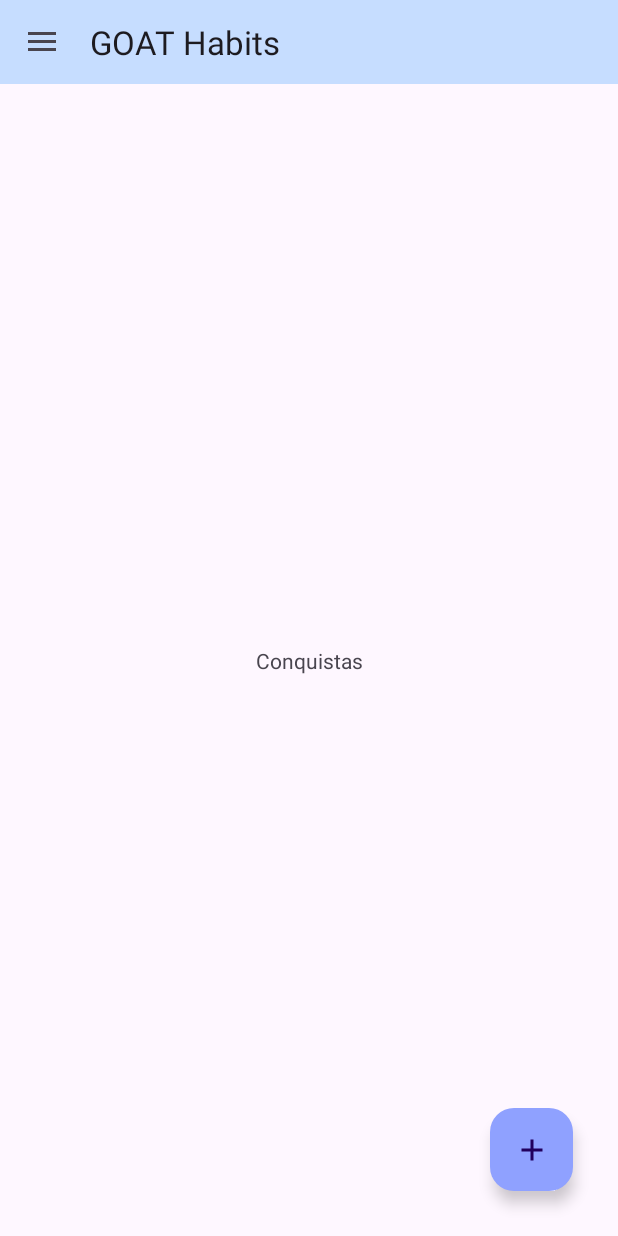
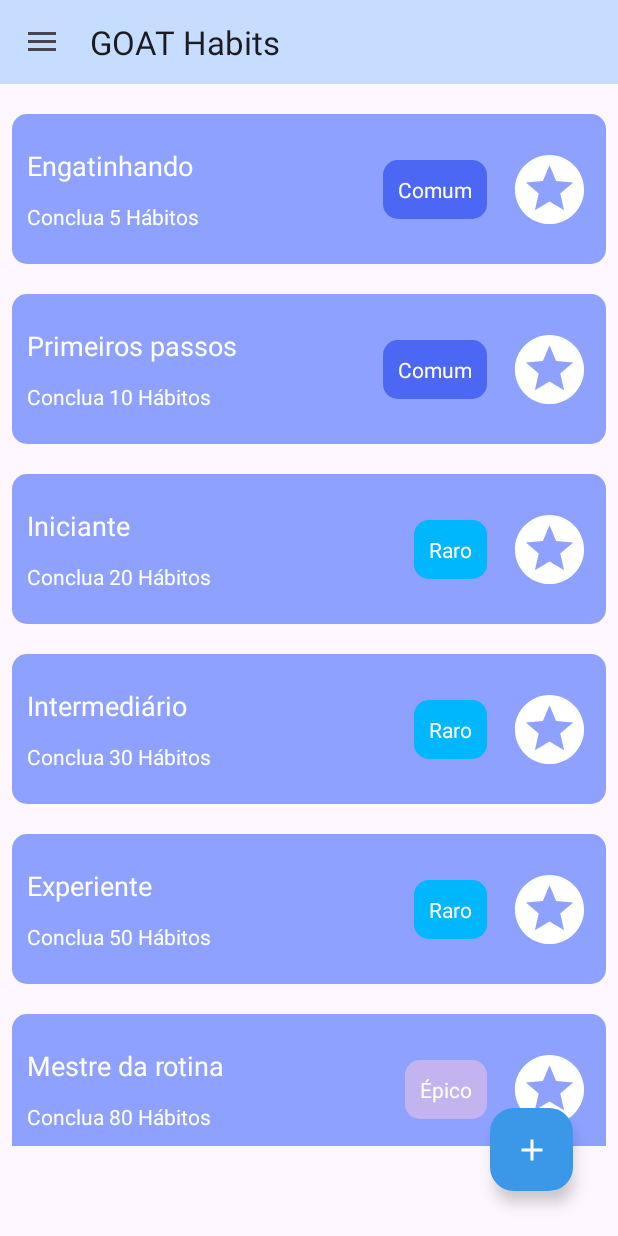
Before and after one commit to jotape-exe/goat-habits, an Android app: the screen it shows after launch (MainActivity), in the side drawer, after a tap on "Conquistas", on a phone screen of 412 x 824 dp. Run offline under Robolectric (Android 15) with nearby library versions, the phone set to English and light mode, and no system bars; our stand-ins replace Room's generated code.

Commit message:
Achievements List and UI

```diff
--- a/app/src/main/AndroidManifest.xml
+++ b/app/src/main/AndroidManifest.xml
@@ -13,13 +13,13 @@
         android:theme="@style/Theme.GOATHabits"
         tools:targetApi="31">
         <activity
-            android:name=".HabitManagerActivity"
+            android:name=".ui.HabitManagerActivity"
             android:exported="false" />
         <activity
-            android:name=".StartActivity"
+            android:name=".ui.StartActivity"
             android:exported="false" />
         <activity
-            android:name=".MainActivity"
+            android:name=".ui.MainActivity"
             android:exported="true">
             <intent-filter>
                 <action android:name="android.intent.action.MAIN" />
--- a/app/src/main/java/com/goat/habits/persistence/GoatHabitsDatabase.java
+++ b/app/src/main/java/com/goat/habits/persistence/GoatHabitsDatabase.java
@@ -24,16 +24,16 @@ public abstract class GoatHabitsDatabase extends RoomDatabase {
     final static int VERSION_1 = 1;
 
     private static final String INSERT_DEFAULT_ACHIEVEMENTS = "INSERT INTO achievements (name, description, type) VALUES " +
-            "('Primeiros passos', 'Conclua 5 Hábitos', 'Comum' )," +
-            "('Iniciante', 'Conclua 10 Hábitos', 'Comum')," +
-            "('Iniciante 2', 'Conclua 20 Hábitos', 'Raro')," +
+            "('Engatinhando', 'Conclua 5 Hábitos', 'Comum' )," +
+            "('Primeiros passos', 'Conclua 10 Hábitos', 'Comum')," +
+            "('Iniciante', 'Conclua 20 Hábitos', 'Raro')," +
             "('Intermediário', 'Conclua 30 Hábitos', 'Raro')," +
-            "('Intermediário 2', 'Conclua 50 Hábitos', 'Raro')," +
-            "('Avançado', 'Conclua 80 Hábitos', 'Épico')," +
-            "('Avançado', 'Conclua 100 Hábitos', 'Épico')," +
+            "('Experiente', 'Conclua 50 Hábitos', 'Raro')," +
+            "('Mestre da rotina', 'Conclua 80 Hábitos', 'Épico')," +
+            "('Poder do Hábito!', 'Conclua 100 Hábitos', 'Épico')," +
             "('Lendário', 'Conclua 150 Hábitos', 'Épico')," +
-            "('Lendário 2', 'Conclua 200 Hábitos', 'Monstro')," +
-            "('Sibam', 'Conclua 300 Hábitos', 'Monstro')";
+            "('Herócio!', 'Conclua 200 Hábitos', 'Monstro')," +
+            "('Cbum', 'Conclua 300 Hábitos', 'Monstro')";
 
 
     public static synchronized GoatHabitsDatabase getDbInstance(Context context){
--- /dev/null
+++ b/app/src/main/java/com/goat/habits/persistence/repository/AchievementRepository.java
@@ -0,0 +1,38 @@
+package com.goat.habits.persistence.repository;
+
+import android.content.Context;
+
+import com.goat.habits.persistence.GoatHabitsDatabase;
+import com.goat.habits.persistence.dao.AchievementDAO;
+import com.goat.habits.persistence.model.AchievementModel;
+
+import java.util.List;
+
+public class AchievementRepository {
+    private final AchievementDAO database;
+
+    public AchievementRepository(Context context){
+        database = GoatHabitsDatabase.getDbInstance(context).getAchievementDAO();
+    }
+
+    public void insert(AchievementModel achievement){
+        database.insert(achievement);
+    }
+
+    public void update(AchievementModel achievement){
+        database.update(achievement);
+    }
+
+    public void delete(Long id){
+        AchievementModel achievement = findById(id);
+        database.delete(achievement);
+    }
+
+    public AchievementModel findById(Long id){
+        return database.findById(id);
+    }
+
+    public List<AchievementModel> findAll(){
+        return database.findAll();
+    }
+}
--- a/app/src/main/java/com/goat/habits/preferences/UserPreferences.java
+++ b/app/src/main/java/com/goat/habits/preferences/UserPreferences.java
@@ -11,11 +11,20 @@ public class UserPreferences {
         preferences = context.getSharedPreferences("UserPreferences",Context.MODE_PRIVATE);
     }
 
-    public void setPreference(String keyPref, String stringToSave){
+    public void setNamePreference(String keyPref, String stringToSave){
         preferences.edit().putString(keyPref, stringToSave).apply();
     }
 
-    public String getPreferences(String name){
+    public String getNamePreferences(String name){
         return preferences.getString(name, "Seu Nome");
     }
+
+    public void setHabitCountPreference(String keyPref, Long habitCount){
+        preferences.edit().putLong(keyPref, habitCount).apply();
+    }
+
+    public Long getHabitCountPreferences(String key){
+        return preferences.getLong(key,0);
+    }
+
 }
--- a/app/src/main/java/com/goat/habits/ui/AchievementsFragment.java
+++ b/app/src/main/java/com/goat/habits/ui/AchievementsFragment.java
@@ -3,6 +3,8 @@ package com.goat.habits.ui;
 import android.os.Bundle;
 
 import androidx.fragment.app.Fragment;
+import androidx.lifecycle.ViewModelProvider;
+import androidx.recyclerview.widget.LinearLayoutManager;
 
 import android.view.LayoutInflater;
 import android.view.View;
@@ -10,18 +12,38 @@ import android.view.ViewGroup;
 
 import com.goat.habits.R;
 import com.goat.habits.databinding.FragmentAchievementsBinding;
+import com.goat.habits.ui.adapter.AchievementAdapter;
+import com.goat.habits.viewmodel.AchievementViewModel;
+import com.goat.habits.viewmodel.HabitFragmentViewModel;
 
 
 public class AchievementsFragment extends Fragment {
 
-    FragmentAchievementsBinding binding;
+    private FragmentAchievementsBinding binding;
+    private AchievementViewModel viewModel;
+    private AchievementAdapter adapter;
 
     @Override
-    public View onCreateView(LayoutInflater inflater, ViewGroup container,
-                             Bundle savedInstanceState) {
+    public View onCreateView(LayoutInflater inflater, ViewGroup container, Bundle savedInstanceState) {
 
         binding = FragmentAchievementsBinding.inflate(inflater, container, false);
+        viewModel = new ViewModelProvider(this).get(AchievementViewModel.class);
+
+        adapter = new AchievementAdapter();
+
+        binding.recyclerAchievement.setLayoutManager(new LinearLayoutManager(getContext()));
+        binding.recyclerAchievement.setAdapter(adapter);
+
+        viewModel.achievementList.observe(getViewLifecycleOwner(), achievementList -> {
+            adapter.updateList(achievementList);
+        });
 
         return binding.getRoot();
     }
+
+    @Override
+    public void onResume() {
+        super.onResume();
+        viewModel.findAll();
+    }
 }
--- a/app/src/main/java/com/goat/habits/HabitManagerActivity.java
+++ b/app/src/main/java/com/goat/habits/ui/HabitManagerActivity.java
@@ -1,4 +1,4 @@
-package com.goat.habits;
+package com.goat.habits.ui;
 
 import androidx.appcompat.app.AppCompatActivity;
 import androidx.lifecycle.ViewModelProvider;
--- a/app/src/main/java/com/goat/habits/MainActivity.java
+++ b/app/src/main/java/com/goat/habits/ui/MainActivity.java
@@ -1,25 +1,18 @@
-package com.goat.habits;
+package com.goat.habits.ui;
 
 import androidx.appcompat.app.ActionBarDrawerToggle;
 import androidx.appcompat.app.AppCompatActivity;
-import androidx.constraintlayout.widget.ConstraintLayout;
 import androidx.core.view.GravityCompat;
 import androidx.fragment.app.Fragment;
 
 import android.content.Intent;
 import android.os.Bundle;
-import android.util.Log;
-import android.view.LayoutInflater;
 import android.view.View;
 import android.widget.TextView;
-import android.widget.Toast;
 
+import com.goat.habits.R;
 import com.goat.habits.databinding.ActivityMainBinding;
-import com.goat.habits.databinding.NavHeaderBinding;
 import com.goat.habits.preferences.UserPreferences;
-import com.goat.habits.ui.AchievementsFragment;
-import com.goat.habits.ui.HabitFragment;
-import com.goat.habits.ui.PomodoroFragment;
 import com.google.android.material.navigation.NavigationView;
 
 public class MainActivity extends AppCompatActivity {
@@ -86,7 +79,7 @@ public class MainActivity extends AppCompatActivity {
     private void setNameTextMenu(View headerView) {
         TextView textNav = headerView.findViewById(R.id.textNav);
 
-        textNav.setText(new UserPreferences(this).getPreferences("NAME"));
+        textNav.setText(new UserPreferences(this).getNamePreferences("NAME"));
     }
 
     private void switchFragment(Fragment fragment){
--- a/app/src/main/java/com/goat/habits/StartActivity.java
+++ b/app/src/main/java/com/goat/habits/ui/StartActivity.java
@@ -1,8 +1,7 @@
-package com.goat.habits;
+package com.goat.habits.ui;
 
 import androidx.appcompat.app.AppCompatActivity;
 
-import android.content.Intent;
 import android.os.Bundle;
 import android.text.TextUtils;
 import android.widget.Toast;
@@ -28,7 +27,7 @@ public class StartActivity extends AppCompatActivity {
                 binding.editName.setError("Nome não pode estar vazio!");
             } else {
                 Toast.makeText(this, "Salvo com sucesso!", Toast.LENGTH_SHORT).show();
-                new UserPreferences(this).setPreference("NAME", binding.editName.getText().toString());
+                new UserPreferences(this).setNamePreference("NAME", binding.editName.getText().toString());
                 finish();
             }
         });
--- /dev/null
+++ b/app/src/main/java/com/goat/habits/ui/adapter/AchievementAdapter.java
@@ -0,0 +1,44 @@
+package com.goat.habits.ui.adapter;
+
+import android.view.LayoutInflater;
+import android.view.ViewGroup;
+
+import androidx.annotation.NonNull;
+import androidx.recyclerview.widget.RecyclerView;
+
+import com.goat.habits.databinding.ComponentAchievementBinding;
+import com.goat.habits.persistence.model.AchievementModel;
+import com.goat.habits.ui.viewholder.AchievementViewHolder;
+
+import java.util.ArrayList;
+import java.util.List;
+
+public class AchievementAdapter extends RecyclerView.Adapter<AchievementViewHolder> {
+
+    private List<AchievementModel> achievementList = new ArrayList<>();
+
+    @NonNull
+    @Override
+    public AchievementViewHolder onCreateViewHolder(@NonNull ViewGroup parent, int viewType) {
+
+        LayoutInflater inflater = LayoutInflater.from(parent.getContext());
+        ComponentAchievementBinding itemView = ComponentAchievementBinding.inflate(inflater, parent, false);
+
+        return new AchievementViewHolder(itemView);
+    }
+
+    @Override
+    public void onBindViewHolder(@NonNull AchievementViewHolder holder, int position) {
+        holder.bindData(achievementList.get(position));
+    }
+
+    @Override
+    public int getItemCount() {
+        return achievementList.size();
+    }
+
+    public void updateList(List<AchievementModel> achievementModelList) {
+        achievementList = achievementModelList;
+        notifyDataSetChanged();
+    }
+}
--- /dev/null
+++ b/app/src/main/java/com/goat/habits/ui/viewholder/AchievementViewHolder.java
@@ -0,0 +1,49 @@
+package com.goat.habits.ui.viewholder;
+
+import android.util.Log;
+
+import androidx.annotation.NonNull;
+import androidx.recyclerview.widget.RecyclerView;
+
+import com.goat.habits.R;
+import com.goat.habits.databinding.ComponentAchievementBinding;
+import com.goat.habits.persistence.model.AchievementModel;
+
+public class AchievementViewHolder extends RecyclerView.ViewHolder {
+
+    private  ComponentAchievementBinding bind;
+
+    public AchievementViewHolder(@NonNull  ComponentAchievementBinding bind) {
+        super(bind.getRoot());
+        this.bind = bind;
+    }
+
+    public void bindData(AchievementModel achievement){
+        bind.textTitleAchievement.setText(achievement.getName());
+        bind.textDescriptionAchievement.setText(achievement.getDescription());
+        bind.textTagAchievement.setText(achievement.getType());
+
+        changeRarity(achievement.getType());
+
+    }
+
+    private void changeRarity(String type) {
+        Log.d("ChangeRarity", "Changing rarity for type: " + type);
+        switch (type){
+            case "Raro":
+                Log.d("ChangeRarity", "Setting background color to blue");
+                bind.containerRarityText.getBackground().setTint(itemView.getContext().getColor(R.color.blue_v2));
+                break;
+            case "Épico":
+                Log.d("ChangeRarity", "Setting background color to purple");
+                bind.containerRarityText.getBackground().setTint(itemView.getContext().getColor(R.color.purple_v1));
+                break;
+            case "Monstro":
+                Log.d("ChangeRarity", "Setting background color to yellow");
+                bind.containerRarityText.getBackground().setTint(itemView.getContext().getColor(R.color.yellow));
+                bind.textTagAchievement.setTextColor(itemView.getContext().getColor(R.color.black));
+                break;
+        }
+    }
+
+}
--- /dev/null
+++ b/app/src/main/java/com/goat/habits/viewmodel/AchievementViewModel.java
@@ -0,0 +1,30 @@
+package com.goat.habits.viewmodel;
+
+import android.app.Application;
+
+import androidx.annotation.NonNull;
+import androidx.lifecycle.AndroidViewModel;
+import androidx.lifecycle.LiveData;
+import androidx.lifecycle.MutableLiveData;
+
+import com.goat.habits.persistence.model.AchievementModel;
+import com.goat.habits.persistence.repository.AchievementRepository;
+
+import java.util.List;
+
+public class AchievementViewModel extends AndroidViewModel {
+
+    private final AchievementRepository repository;
+
+    public AchievementViewModel(@NonNull Application application) {
+        super(application);
+        repository = new AchievementRepository(application.getApplicationContext());
+    }
+
+    private final MutableLiveData<List<AchievementModel>> mutableAchievementList = new MutableLiveData<>();
+    public LiveData<List<AchievementModel>> achievementList = mutableAchievementList;
+
+    public void findAll(){
+        mutableAchievementList.setValue(repository.findAll());
+    }
+}
--- a/app/src/main/java/com/goat/habits/viewmodel/HabitFragmentViewModel.java
+++ b/app/src/main/java/com/goat/habits/viewmodel/HabitFragmentViewModel.java
@@ -13,11 +13,10 @@ import com.goat.habits.persistence.repository.HabitRepository;
 import java.util.List;
 
 public class HabitFragmentViewModel extends AndroidViewModel {
-    HabitRepository repository;
+    private final HabitRepository repository;
 
     public HabitFragmentViewModel(@NonNull Application application) {
         super(application);
-
         repository = new HabitRepository(application.getApplicationContext());
     }
 
--- a/app/src/main/res/layout/activity_habit_manager.xml
+++ b/app/src/main/res/layout/activity_habit_manager.xml
@@ -5,7 +5,7 @@
     android:layout_width="match_parent"
     android:layout_height="match_parent"
     android:padding="20dp"
-    tools:context=".HabitManagerActivity">
+    tools:context=".ui.HabitManagerActivity">
 
     <TextView
 
@@ -35,6 +35,9 @@
         android:layout_width="match_parent"
         android:layout_height="50dp"
         android:hint="Digite o nome"
+        android:drawableTint="@color/blue"
+        android:drawableStart="@drawable/icon_name"
+        android:drawablePadding="10dp"
         app:layout_constraintBottom_toTopOf="@id/textDescriptionHabit"
         app:layout_constraintEnd_toEndOf="parent"
         app:layout_constraintStart_toStartOf="parent"
@@ -55,6 +58,9 @@
         android:layout_width="match_parent"
         android:layout_height="50dp"
         android:hint="Digite a descrição"
+        android:drawableTint="@color/blue"
+        android:drawableStart="@drawable/icon_name"
+        android:drawablePadding="10dp"
         app:layout_constraintBottom_toTopOf="@id/textFrequency"
         app:layout_constraintEnd_toEndOf="parent"
         app:layout_constraintStart_toStartOf="parent"
--- a/app/src/main/res/layout/activity_main.xml
+++ b/app/src/main/res/layout/activity_main.xml
@@ -4,7 +4,7 @@
     xmlns:tools="http://schemas.android.com/tools"
     android:layout_width="match_parent"
     android:layout_height="match_parent"
-    tools:context=".MainActivity"
+    tools:context=".ui.MainActivity"
     tools:openDrawer="start">
 
     <androidx.drawerlayout.widget.DrawerLayout
@@ -54,7 +54,8 @@
         android:layout_width="55dp"
         android:layout_height="55dp"
         android:layout_margin="30dp"
-        android:backgroundTint="@color/blue_v4"
+        android:backgroundTint="@color/blue_v3"
+        app:tint="@color/white"
         android:contentDescription="Add habit"
         android:src="@drawable/icon_add"
         app:layout_constraintBottom_toBottomOf="parent"
--- a/app/src/main/res/layout/activity_start.xml
+++ b/app/src/main/res/layout/activity_start.xml
@@ -6,7 +6,7 @@
     android:background="@color/white"
     android:layout_height="match_parent"
     android:padding="24dp"
-    tools:context=".StartActivity">
+    tools:context=".ui.StartActivity">
 
     <ImageView
         android:id="@+id/logo_goat"
--- /dev/null
+++ b/app/src/main/res/layout/component_achievement.xml
@@ -0,0 +1,74 @@
+<?xml version="1.0" encoding="utf-8"?>
+<androidx.constraintlayout.widget.ConstraintLayout xmlns:android="http://schemas.android.com/apk/res/android"
+    xmlns:app="http://schemas.android.com/apk/res-auto"
+    xmlns:tools="http://schemas.android.com/tools"
+    android:layout_width="match_parent"
+    android:background="@drawable/radius_shape"
+    android:backgroundTint="@color/blue_v4"
+    android:layout_marginTop="20dp"
+    android:layout_marginStart="8dp"
+    android:layout_marginEnd="8dp"
+    android:padding="10dp"
+    android:layout_height="100dp">
+
+    <TextView
+        android:id="@+id/textTitleAchievement"
+        android:layout_width="wrap_content"
+        android:layout_height="wrap_content"
+        android:text="Nome da conquista"
+        android:textColor="@color/white"
+        android:textSize="18sp"
+        app:layout_constraintBottom_toTopOf="@id/textDescriptionAchievement"
+        app:layout_constraintStart_toStartOf="parent"
+        app:layout_constraintTop_toTopOf="parent" />
+
+    <TextView
+        android:id="@+id/textDescriptionAchievement"
+        android:layout_width="wrap_content"
+        android:layout_height="wrap_content"
+        android:textColor="@color/white"
+        android:text="Descrição conquista"
+        android:textSize="14sp"
+        app:layout_constraintBottom_toBottomOf="parent"
+        app:layout_constraintStart_toStartOf="parent"
+        app:layout_constraintTop_toBottomOf="@id/textTitleAchievement" />
+
+    <androidx.constraintlayout.widget.ConstraintLayout
+        android:id="@+id/containerRarityText"
+        android:layout_width="wrap_content"
+        android:layout_height="wrap_content"
+        app:layout_constraintBottom_toBottomOf="@+id/imageStar"
+        app:layout_constraintEnd_toStartOf="@+id/imageStar"
+        android:layout_marginEnd="14dp"
+        android:background="@drawable/radius_shape"
+        android:backgroundTint="@color/blue"
+        app:layout_constraintTop_toTopOf="@+id/imageStar">
+
+        <TextView
+            android:id="@+id/textTagAchievement"
+            android:layout_width="wrap_content"
+            android:layout_height="wrap_content"
+            android:padding="10dp"
+            android:text="Épico"
+            android:textColor="@color/white"
+            android:textSize="14sp"
+            app:layout_constraintBottom_toBottomOf="parent"
+            app:layout_constraintEnd_toEndOf="parent"
+            app:layout_constraintStart_toStartOf="parent"
+            app:layout_constraintTop_toTopOf="parent" />
+
+    </androidx.constraintlayout.widget.ConstraintLayout>
+
+
+    <ImageView
+        android:id="@+id/imageStar"
+        android:layout_width="55dp"
+        android:layout_height="55dp"
+        android:src="@drawable/icon_stars"
+        app:tint="@color/white"
+        app:layout_constraintBottom_toBottomOf="parent"
+        app:layout_constraintEnd_toEndOf="parent"
+        app:layout_constraintTop_toTopOf="parent" />
+
+
+</androidx.constraintlayout.widget.ConstraintLayout>
--- a/app/src/main/res/layout/fragment_achievements.xml
+++ b/app/src/main/res/layout/fragment_achievements.xml
@@ -6,13 +6,11 @@
     android:layout_height="match_parent"
     tools:context=".ui.AchievementsFragment">
 
-    <TextView
-        android:layout_width="wrap_content"
-        android:layout_height="wrap_content"
-        android:text="Conquistas"
-        app:layout_constraintBottom_toBottomOf="parent"
-        app:layout_constraintEnd_toEndOf="parent"
-        app:layout_constraintStart_toStartOf="parent"
-        app:layout_constraintTop_toTopOf="parent" />
+
+    <androidx.recyclerview.widget.RecyclerView
+        android:id="@+id/recyclerAchievement"
+        android:layout_width="match_parent"
+        android:layout_marginBottom="60dp"
+        android:layout_height="match_parent" />
 
 </androidx.constraintlayout.widget.ConstraintLayout>
--- a/app/src/main/res/values/colors.xml
+++ b/app/src/main/res/values/colors.xml
@@ -10,6 +10,7 @@
     <color name="dark_blue_v2">#092355</color>
     <color name="light_blue">#86AAE6</color>
     <color name="light_blue_v2">#C6DDFF</color>
+    <color name="purple_v1">#C3B3EF</color>
     <color name="yellow">#EEFF00</color>
     <color name="yellow_v2">#ECE808</color>
 
```
